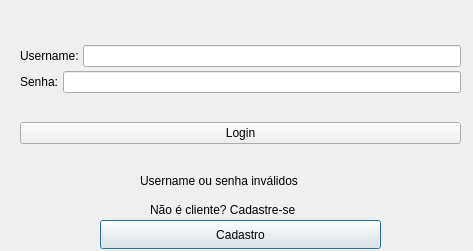
The window that clientes/telalogin.ui (ViniiGabriel/hotelQT) describes before a commit, drawn with Qt 5.
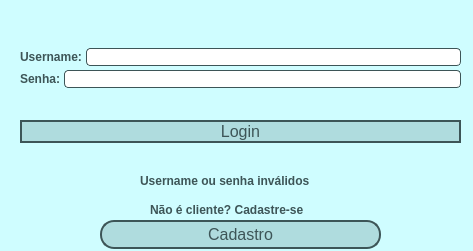
The same window after the commit.

The edit to the form file:
```diff
--- a/clientes/telalogin.ui
+++ b/clientes/telalogin.ui
@@ -13,6 +13,34 @@
   <property name="windowTitle">
    <string>Login</string>
   </property>
+  <property name="styleSheet">
+   <string notr="true">QDialog{
+	background-color: #cffdff;
+}
+
+QPushButton{
+	background-color: #afdcde;
+	border-radius: 14px;
+	border: 2px solid #3d5557;
+	color: #3d5557;
+	font-size: 16px;
+}
+
+QPushButton::hover{
+	background-color: #b9faf4;
+}
+
+QLabel{
+	color: #3d5557;
+	font-weight:bold;
+}
+
+QLineEdit {
+	border-radius: 4px;
+	border: 1px solid #3d5557
+}
+</string>
+  </property>
   <widget class="QLabel" name="label_3">
    <property name="geometry">
     <rect>
```
